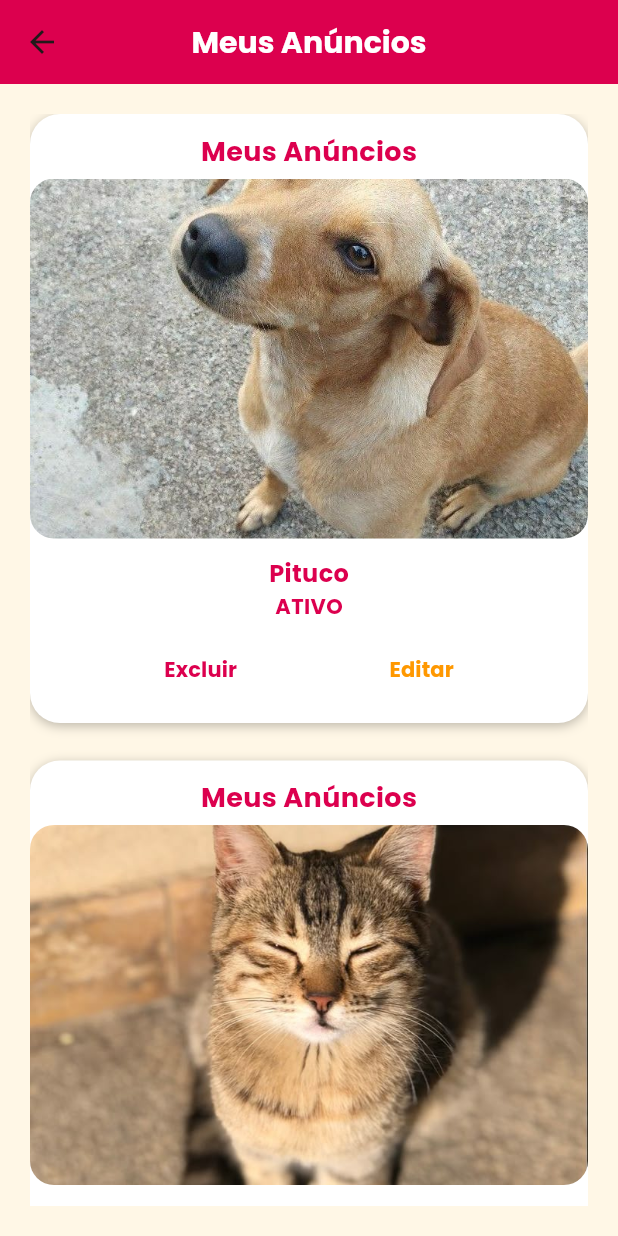
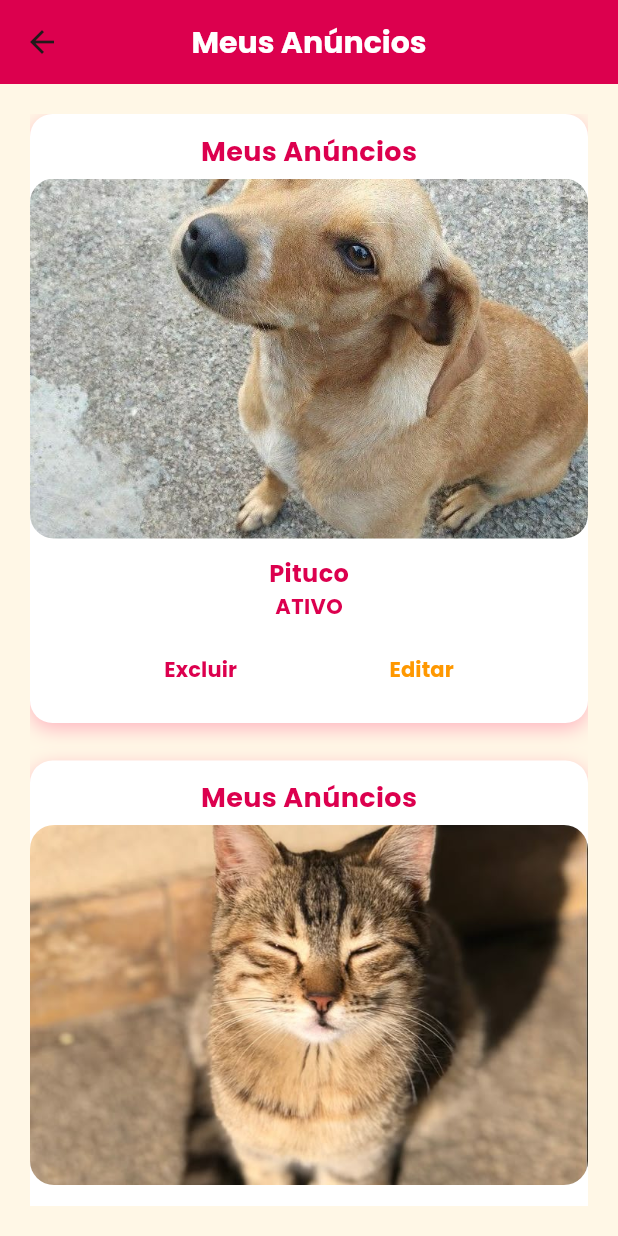
Before and after one commit to AnaVolkmannn/Adopet, a Flutter app: the MeusAnunciosScreen screen opened by its route, on a phone screen of 412 x 824 dp. Run offline on Flutter 3.47's test engine with Material 3 defaults, Android fonts, the phone set to English and light mode, and no system bars; our stand-ins replace google_fonts, image_picker.

Commit message:
Update meus_anuncios_screen.dart

```diff
--- a/lib/screens/meus_anuncios_screen.dart
+++ b/lib/screens/meus_anuncios_screen.dart
@@ -43,12 +43,12 @@ class MeusAnunciosScreen extends StatelessWidget {
               margin: const EdgeInsets.only(bottom: 25),
               decoration: BoxDecoration(
                 color: Colors.white,
-                borderRadius: BorderRadius.circular(20),
+                borderRadius: BorderRadius.circular(15),
                 boxShadow: const [
                   BoxShadow(
-                    color: Colors.black26,
-                    blurRadius: 6,
-                    offset: Offset(0, 2),
+                    color: Color(0xFFFFB6C1), // 💖 sombra rosa suave
+                    blurRadius: 10,
+                    offset: Offset(0, 4),
                   ),
                 ],
               ),
```
